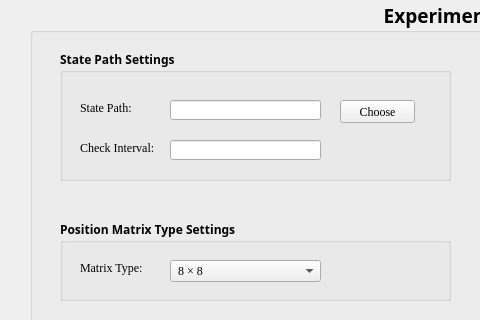
motein/afm_control_nova_script, file nova.ui: the form before one commit; both pictures show x 0 to 480 and y 0 to 320 of the 963 by 607 pixel window.
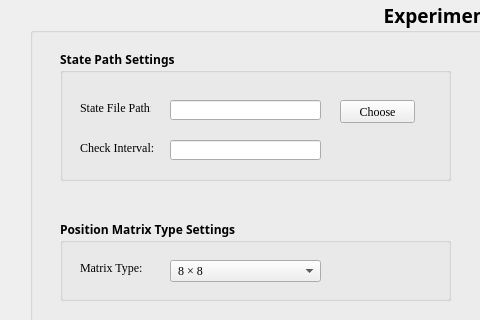
The form after the commit.

Diff of the .ui file:
```diff
--- a/nova.ui
+++ b/nova.ui
@@ -88,7 +88,7 @@
       </font>
      </property>
      <property name="text">
-      <string>State Path:</string>
+      <string>State File Path:</string>
      </property>
     </widget>
     <widget class="QLineEdit" name="lineEdit">
```
